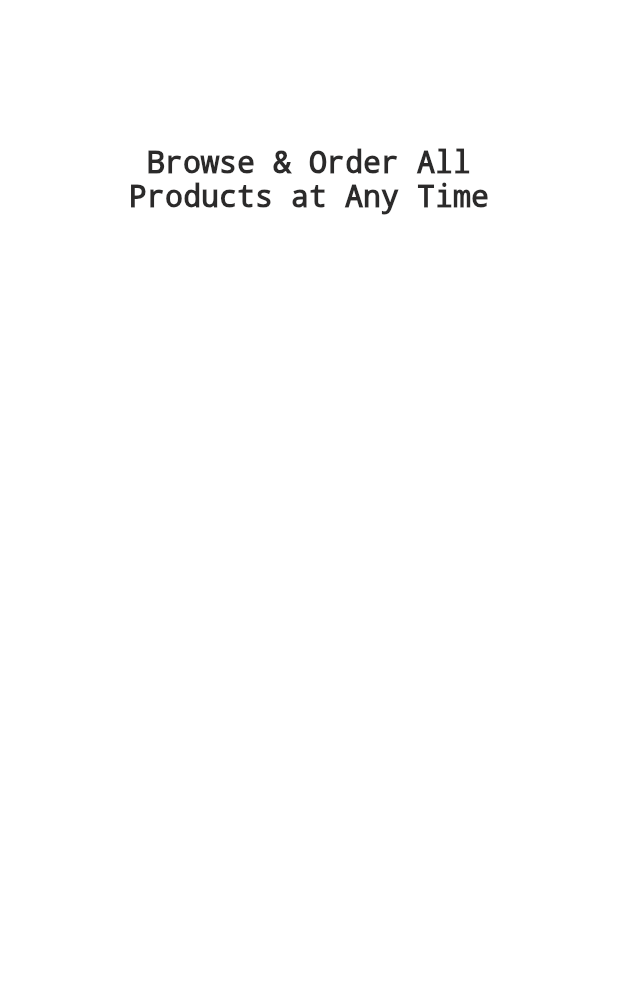
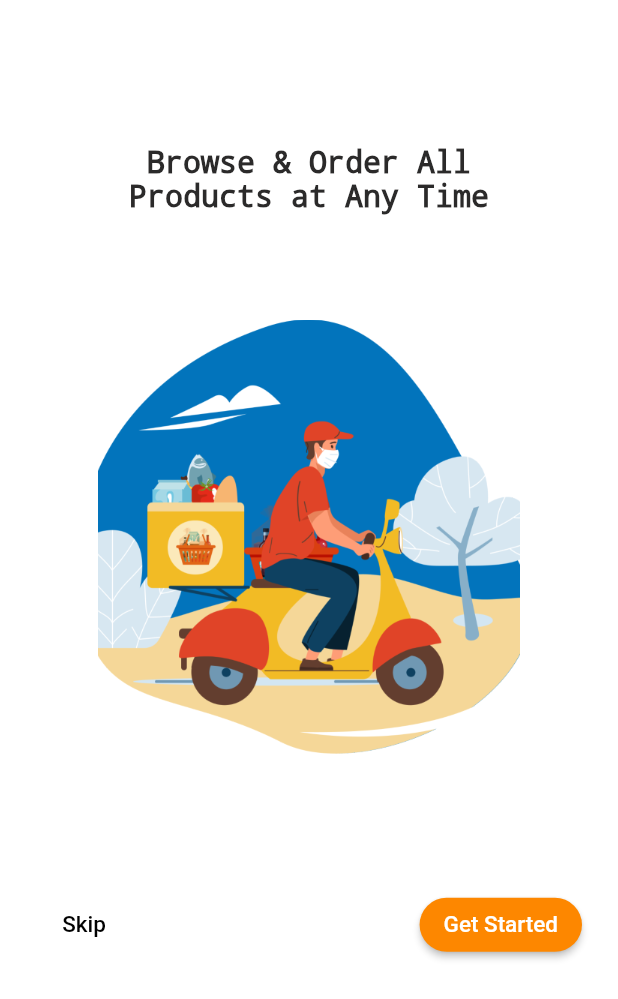
Before and after one commit to GGupzHH/getx_quick_start, a Flutter app: the ToyStartView screen opened by its route, on a phone screen of 412 x 824 dp. Shown: the top 999 px of the screen. Run offline on Flutter 3.47's test engine with Material 2 defaults, Android fonts, the phone set to English and light mode, and no system bars; our stand-ins replace get.

Commit message:
feat: welcome and login

```diff
--- a/assets/images/files.txt
+++ b/assets/images/files.txt
@@ -1,2 +1,3 @@
 static const bykJpg = 'assets/images/byk.jpg';
 static const logoPng = 'assets/images/logo.png';
+static const welcomePng = 'assets/images/welcome.png';
--- a/lib/assets.dart
+++ b/lib/assets.dart
@@ -1,5 +1,6 @@
 class AssetImages {
   static const bykJpg = 'assets/images/byk.jpg';
   static const logoPng = 'assets/images/logo.png';
+  static const welcomePng = 'assets/images/welcome.png';
 
 }
--- a/lib/pages/toy/toy-start.dart
+++ b/lib/pages/toy/toy-start.dart
@@ -1,7 +1,14 @@
 import 'package:flutter/material.dart';
+import 'package:flutter_application_1/assets.dart';
+import 'package:flutter_application_1/common/router/app_routes.dart';
+import 'package:get/get.dart';
 
 class ToyStartView extends StatelessWidget {
   const ToyStartView({Key key}) : super(key: key);
+
+  void onToLogin(context) {
+    Get.toNamed(AppRoutes.Toy + AppRoutes.ToyLogin);
+  }
 
   @override
   Widget build(BuildContext context) {
@@ -9,23 +16,57 @@ class ToyStartView extends StatelessWidget {
       color: Colors.white,
       child: Column(
         // mainAxisAlignment: MainAxisAlignment.center,
-        children: const [
-          Padding(
+        children: [
+          const Padding(
             padding: EdgeInsets.only(top: 96),
             child: SizedBox(
               width: 297,
-              child: Text(
-                "Browse & Order All Products at Any Time",
+              child: Text("Browse & Order All Products at Any Time",
                   textAlign: TextAlign.center,
                   style: TextStyle(
                       color: Color(0xff2b2a2a),
                       decoration: TextDecoration.none,
                       fontSize: 20,
-                  fontWeight: FontWeight.bold
+                      fontWeight: FontWeight.bold)),
+            ),
+          ),
+          const SizedBox(height: 71),
+          Image.asset(AssetImages.welcomePng),
+          const SizedBox(height: 72),
+          Padding(
+            padding: const EdgeInsets.symmetric(horizontal: 24),
+            child: Row(
+              mainAxisAlignment: MainAxisAlignment.spaceBetween,
+              children: [
+                TextButton(
+                  onPressed: () => onToLogin(context),
+                  child: const Text(
+                    'Skip',
+                    style: TextStyle(
+                      fontSize: 15,
+                      color: Colors.black
                     )
                   ),
                 ),
+                ElevatedButton(
+                  onPressed: () => onToLogin(context),
+                  child: const Text('Get Started', style: TextStyle(
+                    fontSize: 15,
+                  ),),
+                  style: ButtonStyle(
+                    shape: MaterialStateProperty.all(
+                      const RoundedRectangleBorder(
+                        borderRadius: BorderRadius.all(
+                          Radius.circular(32)
+                        )
+                      )
                     ),
+                    backgroundColor: MaterialStateProperty.all(const Color(0xffFD8700)),
+                  ),
+                )
+              ],
+            ),
+          )
         ],
       ),
     );
```
Also changed, not shown: lib/pages/toy/toy-login.dart (+76 -1 lines), assets/images/2.0x/welcome.png (added), assets/images/3.0x/welcome.png (added), assets/images/welcome.png (added). Lines whose indentation alone changed are shown as unchanged.
